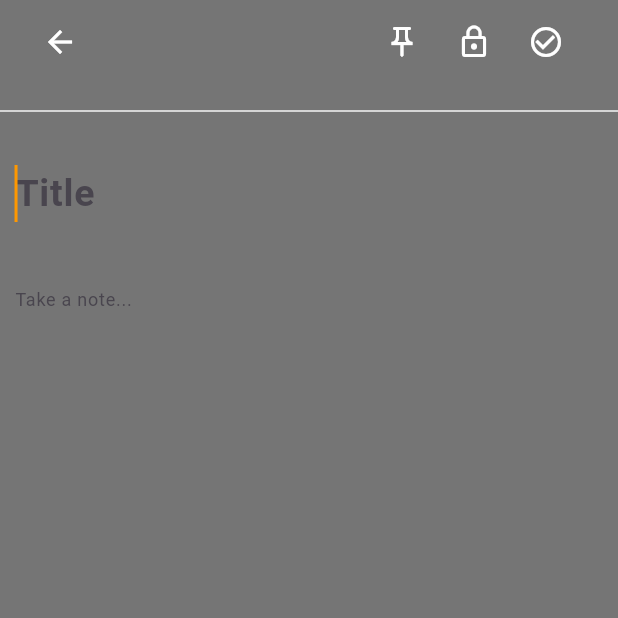
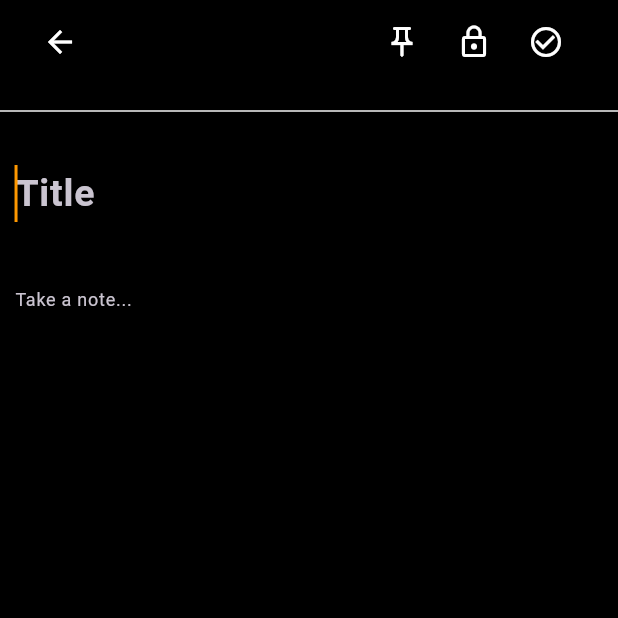
Before and after one commit to Its-Brayan/Notes-frontend, a Flutter app: the screen it shows after launch, after a tap on the "add" icon, on a phone screen of 412 x 824 dp, the top half of it. Run offline on Flutter 3.47's test engine with Material 3 defaults, Android fonts, the phone set to English and light mode, and no system bars; our stand-ins replace animated_splash_screen, lottie; network calls fail.

Commit message:
changes on selection

```diff
--- a/lib/Screens/Home.dart
+++ b/lib/Screens/Home.dart
@@ -21,7 +21,7 @@ class _HomeState extends State<Home> {
   Widget build(BuildContext context) {
 
     return Scaffold(
-      backgroundColor: Colors.black54,
+      backgroundColor: Colors.black,
     body: GestureDetector(
       onTap: (){
         final notesProvider = Provider.of<NotesProvider>(context, listen: false);
@@ -142,9 +142,9 @@ class _HomeState extends State<Home> {
                       top: 14,
                       right: 10,
                       child: Icon(
-                      notesProvider.selectedNotes.contains(note.id!) ? Icons.check_box : Icons.check_box_outline_blank,
+                      notesProvider.selectedNotes.contains(note.id!) ? Icons.check_circle_rounded : Icons.circle_outlined,
                       size: 15,
-                      color: Colors.white,
+                      color: notesProvider.selectedNotes.contains(note.id!) ? Colors.orange : Colors.white,
                       ),
                       ),
 
--- a/lib/Screens/notetaker.dart
+++ b/lib/Screens/notetaker.dart
@@ -30,7 +30,7 @@ class _notetakerState extends State<notetaker> {
   Widget build(BuildContext context) {
     final notesProvider = Provider.of<NotesProvider>(context);
     return  Scaffold(
-      backgroundColor: Colors.black54,
+      backgroundColor: Colors.black,
       body: SafeArea(child: Column(
         children: [
           ListTile(
--- a/lib/main.dart
+++ b/lib/main.dart
@@ -29,9 +29,9 @@ class MyApp extends StatelessWidget {
         '/takenotes':(context) => notetaker(),
       },
       title: 'Flutter Demo',
-      theme: ThemeData(
+      theme: ThemeData.dark().copyWith(
+        scaffoldBackgroundColor: Colors.black54,
 
-        colorScheme: ColorScheme.fromSeed(seedColor: Colors.deepPurple),
 
       ),
   home: splashscreen(),
```
